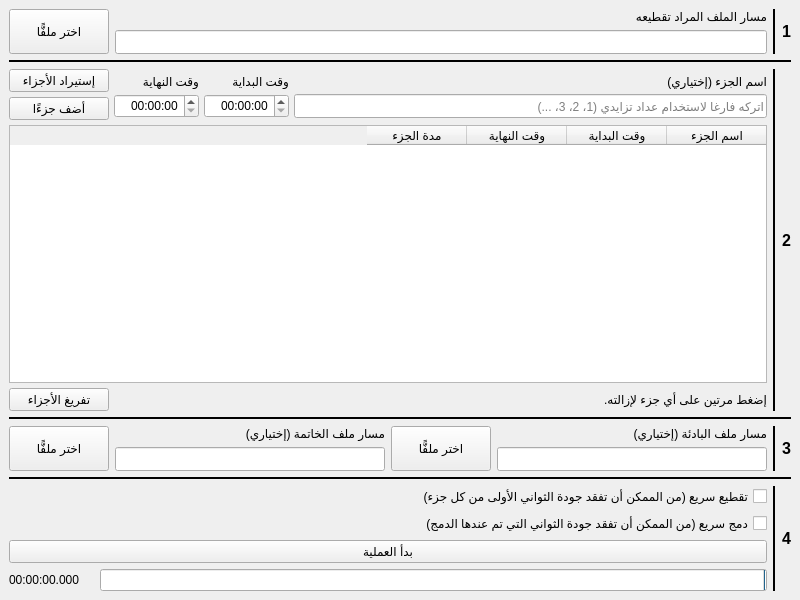
Above: windows/main_window.ui from ieasybooks/taqtie before the change. Below: the same form after it.
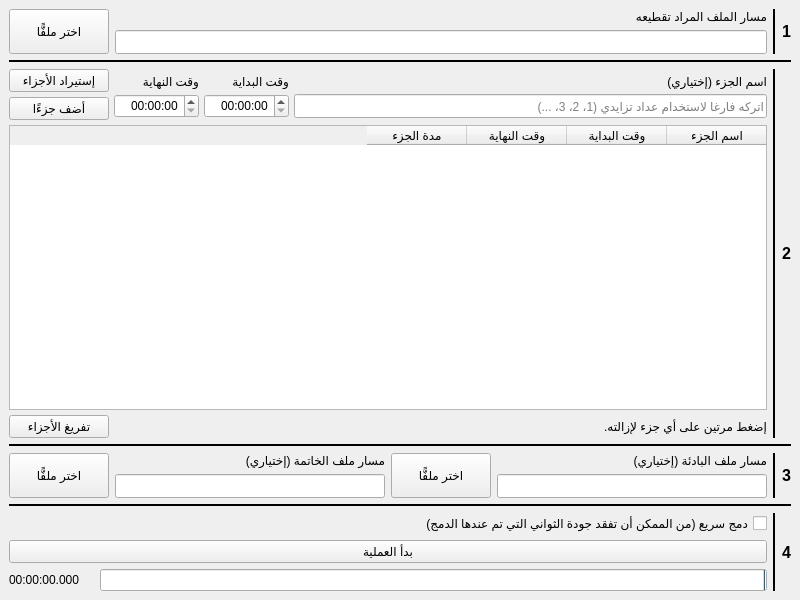
That is the form after the change.

Diff of the .ui file:
```diff
--- a/windows/main_window.ui
+++ b/windows/main_window.ui
@@ -710,29 +710,6 @@
       </item>
       <item>
        <layout class="QVBoxLayout" name="verticalLayout_6">
-        <item>
-         <layout class="QVBoxLayout" name="verticalLayout_9">
-          <item>
-           <widget class="QCheckBox" name="quickCut">
-            <property name="sizePolicy">
-             <sizepolicy hsizetype="Minimum" vsizetype="Minimum">
-              <horstretch>0</horstretch>
-              <verstretch>0</verstretch>
-             </sizepolicy>
-            </property>
-            <property name="focusPolicy">
-             <enum>Qt::NoFocus</enum>
-            </property>
-            <property name="layoutDirection">
-             <enum>Qt::RightToLeft</enum>
-            </property>
-            <property name="text">
-             <string>تقطيع سريع (من الممكن أن تفقد جودة الثواني الأولى من كل جزء)</string>
-            </property>
-           </widget>
-          </item>
-         </layout>
-        </item>
         <item>
          <layout class="QVBoxLayout" name="verticalLayout_11">
           <item>
```
